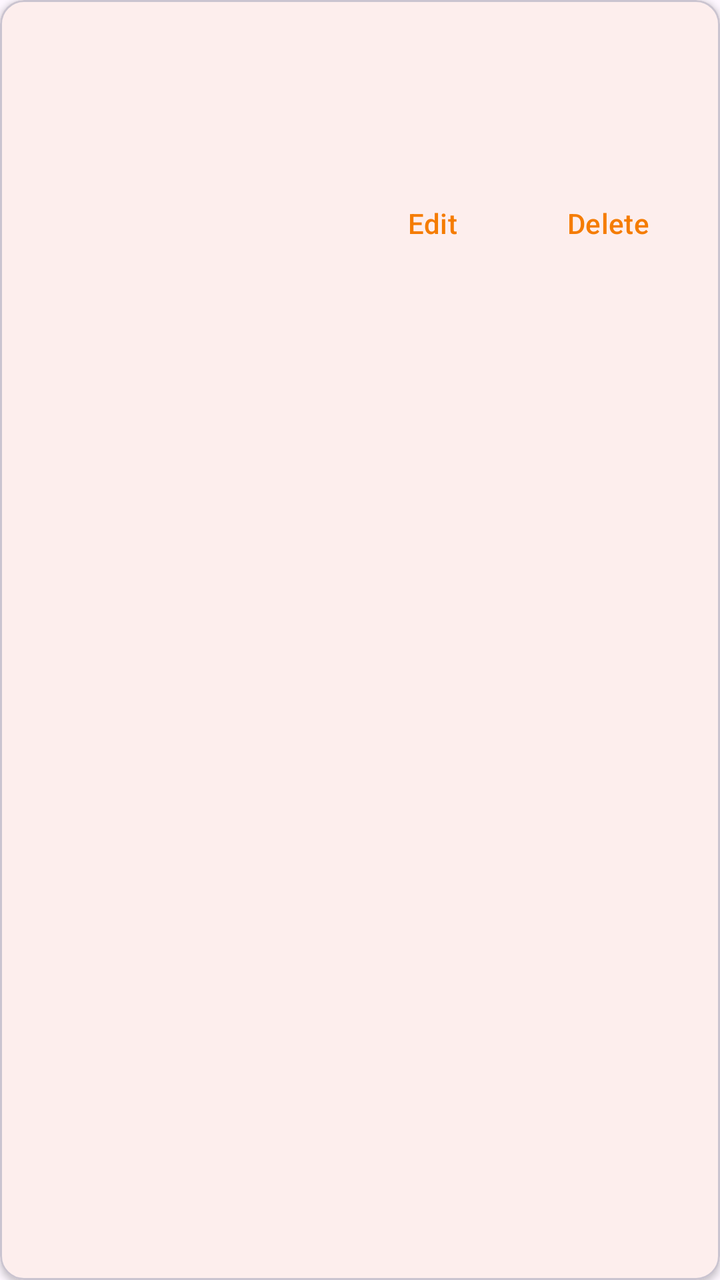
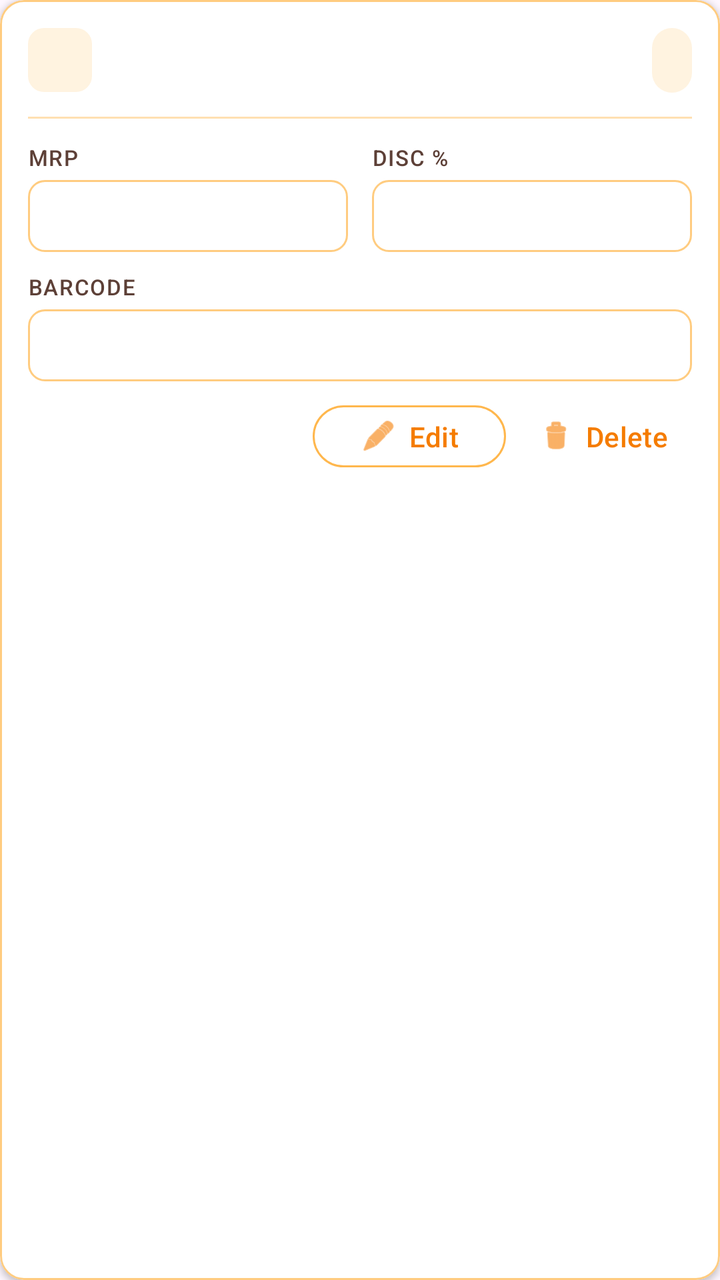

The first picture is an Android layout as it rendered before a commit; the second is the same layout after the commit. The layout source and the unified diff follow.
<!-- AndroidManifest.xml: application theme Theme.VikrSaathi -->
<!-- res/layout/item_master.xml -->
<?xml version="1.0" encoding="utf-8"?>
<com.google.android.material.card.MaterialCardView xmlns:android="http://schemas.android.com/apk/res/android"
    xmlns:app="http://schemas.android.com/apk/res-auto"
    android:layout_width="match_parent"
    android:layout_height="wrap_content"
    android:layout_margin="8dp"
    app:cardElevation="2dp">

    <LinearLayout
        android:layout_width="match_parent"
        android:layout_height="wrap_content"
        android:orientation="vertical"
        android:padding="12dp">

        <TextView
            android:id="@+id/textItemName"
            android:layout_width="match_parent"
            android:layout_height="wrap_content"
            android:textAppearance="?attr/textAppearanceTitleMedium"
            android:textStyle="bold" />

        <TextView
            android:id="@+id/textItemBarcode"
            android:layout_width="match_parent"
            android:layout_height="wrap_content"
            android:layout_marginTop="4dp" />

        <LinearLayout
            android:layout_width="match_parent"
            android:layout_height="wrap_content"
            android:layout_marginTop="4dp"
            android:orientation="horizontal">

            <TextView
                android:id="@+id/textItemMrp"
                android:layout_width="0dp"
                android:layout_height="wrap_content"
                android:layout_weight="1" />

            <TextView
                android:id="@+id/textItemDiscount"
                android:layout_width="wrap_content"
                android:layout_height="wrap_content" />
        </LinearLayout>

        <LinearLayout
            android:layout_width="match_parent"
            android:layout_height="wrap_content"
            android:layout_marginTop="8dp"
            android:gravity="end"
            android:orientation="horizontal">

            <com.google.android.material.button.MaterialButton
                android:id="@+id/buttonEditItem"
                style="@style/Widget.Material3.Button.TextButton"
                android:layout_width="wrap_content"
                android:layout_height="wrap_content"
                android:text="@string/edit" />

            <com.google.android.material.button.MaterialButton
                android:id="@+id/buttonDeleteItem"
                style="@style/Widget.Material3.Button.TextButton"
                android:layout_width="wrap_content"
                android:layout_height="wrap_content"
                android:text="@string/delete" />
        </LinearLayout>
    </LinearLayout>
</com.google.android.material.card.MaterialCardView>
<!-- resources referenced by this layout -->
<resources>
  <string name="delete">Delete</string>
  <string name="edit">Edit</string>
  <style name="Theme.VikrSaathi" parent="Theme.Material3.DayNight.NoActionBar">
          <item name="colorPrimary">@color/orange_primary</item>
          <item name="colorPrimaryDark">@color/orange_primary_dark</item>
          <item name="colorPrimaryVariant">@color/orange_primary_dark</item>
          <item name="colorOnPrimary">@color/orange_on_primary</item>
          <item name="colorSecondary">@color/orange_accent</item>
          <item name="colorSecondaryVariant">@color/orange_700</item>
          <item name="colorOnSecondary">@color/black</item>
          <item name="colorPrimaryContainer">@color/orange_100</item>
          <item name="colorOnPrimaryContainer">@color/orange_900</item>
          <item name="android:statusBarColor">@color/orange_primary_dark</item>
          <item name="android:navigationBarColor">@color/orange_primary_dark</item>
      </style>
  <color name="orange_primary">#F57C00</color>
  <color name="orange_primary_dark">#E65100</color>
  <color name="orange_on_primary">#FFFFFF</color>
  <color name="orange_accent">#FFB74D</color>
  <color name="orange_700">#F57C00</color>
  <color name="black">#FF000000</color>
  <color name="orange_100">#FFE0B2</color>
  <color name="orange_900">#E65100</color>
</resources>

<!-- the commit's change to res/layout/item_master.xml (unified diff, before → after) -->
@@ -1,46 +1,151 @@
 <?xml version="1.0" encoding="utf-8"?>
 <com.google.android.material.card.MaterialCardView xmlns:android="http://schemas.android.com/apk/res/android"
     xmlns:app="http://schemas.android.com/apk/res-auto"
+    style="@style/VikrSaathiBillLineCard"
     android:layout_width="match_parent"
     android:layout_height="wrap_content"
-    android:layout_margin="8dp"
-    app:cardElevation="2dp">
+    android:layout_marginHorizontal="2dp"
+    android:layout_marginVertical="6dp">
 
     <LinearLayout
         android:layout_width="match_parent"
         android:layout_height="wrap_content"
         android:orientation="vertical"
-        android:padding="12dp">
-
-        <TextView
-            android:id="@+id/textItemName"
-            android:layout_width="match_parent"
-            android:layout_height="wrap_content"
-            android:textAppearance="?attr/textAppearanceTitleMedium"
-            android:textStyle="bold" />
-
-        <TextView
-            android:id="@+id/textItemBarcode"
-            android:layout_width="match_parent"
-            android:layout_height="wrap_content"
-            android:layout_marginTop="4dp" />
+        android:padding="14dp">
 
         <LinearLayout
             android:layout_width="match_parent"
             android:layout_height="wrap_content"
-            android:layout_marginTop="4dp"
+            android:gravity="center_vertical"
             android:orientation="horizontal">
 
             <TextView
-                android:id="@+id/textItemMrp"
+                android:id="@+id/textItemBadge"
+                android:layout_width="wrap_content"
+                android:layout_height="32dp"
+                android:background="@drawable/bg_bill_line_badge"
+                android:gravity="center"
+                android:minWidth="32dp"
+                android:paddingHorizontal="6dp"
+                android:textColor="@color/orange_800"
+                android:textSize="14sp"
+                android:textStyle="bold" />
+
+            <TextView
+                android:id="@+id/textItemName"
                 android:layout_width="0dp"
                 android:layout_height="wrap_content"
-                android:layout_weight="1" />
+                android:layout_marginStart="12dp"
+                android:layout_weight="1"
+                android:ellipsize="end"
+                android:maxLines="2"
+                android:textAppearance="?attr/textAppearanceTitleMedium"
+                android:textColor="@color/text_primary_dark"
+                android:textStyle="bold" />
 
             <TextView
-                android:id="@+id/textItemDiscount"
+                android:id="@+id/textItemPrice"
                 android:layout_width="wrap_content"
-                android:layout_height="wrap_content" />
+                android:layout_height="wrap_content"
+                android:layout_marginStart="8dp"
+                android:background="@drawable/bg_bill_line_total"
+                android:paddingHorizontal="10dp"
+                android:paddingVertical="6dp"
+                android:textColor="@color/orange_800"
+                android:textSize="15sp"
+                android:textStyle="bold" />
+        </LinearLayout>
+
+        <View
+            android:layout_width="match_parent"
+            android:layout_height="1dp"
+            android:layout_marginTop="12dp"
+            android:layout_marginBottom="12dp"
+            android:background="@color/orange_100" />
+
+        <LinearLayout
+            android:layout_width="match_parent"
+            android:layout_height="wrap_content"
+            android:baselineAligned="false"
+            android:orientation="horizontal">
+
+            <LinearLayout
+                android:layout_width="0dp"
+                android:layout_height="wrap_content"
+                android:layout_marginEnd="6dp"
+                android:layout_weight="1"
+                android:orientation="vertical">
+
+                <TextView
+                    style="@style/VikrSaathiBillLineLabel"
+                    android:layout_width="wrap_content"
+                    android:layout_height="wrap_content"
+                    android:text="@string/mrp" />
+
+                <TextView
+                    android:id="@+id/textItemMrp"
+                    android:layout_width="match_parent"
+                    android:layout_height="36dp"
+                    android:layout_marginTop="4dp"
+                    android:background="@drawable/bg_bill_line_input"
+                    android:gravity="center"
+                    android:textColor="@color/text_primary_dark"
+                    android:textSize="15sp"
+                    android:textStyle="bold" />
+            </LinearLayout>
+
+            <LinearLayout
+                android:layout_width="0dp"
+                android:layout_height="wrap_content"
+                android:layout_marginStart="6dp"
+                android:layout_weight="1"
+                android:orientation="vertical">
+
+                <TextView
+                    style="@style/VikrSaathiBillLineLabel"
+                    android:layout_width="wrap_content"
+                    android:layout_height="wrap_content"
+                    android:text="@string/discount_short" />
+
+                <TextView
+                    android:id="@+id/textItemDiscount"
+                    android:layout_width="match_parent"
+                    android:layout_height="36dp"
+                    android:layout_marginTop="4dp"
+                    android:background="@drawable/bg_bill_line_input"
+                    android:gravity="center"
+                    android:textColor="@color/text_primary_dark"
+                    android:textSize="15sp"
+                    android:textStyle="bold" />
+            </LinearLayout>
+        </LinearLayout>
+
+        <LinearLayout
+            android:layout_width="match_parent"
+            android:layout_height="wrap_content"
+            android:layout_marginTop="10dp"
+            android:orientation="vertical">
+
+            <TextView
+                style="@style/VikrSaathiBillLineLabel"
+                android:layout_width="wrap_content"
+                android:layout_height="wrap_content"
+                android:text="@string/barcode_label" />
+
+            <TextView
+                android:id="@+id/textItemBarcode"
+                android:layout_width="match_parent"
+                android:layout_height="wrap_content"
+                android:layout_marginTop="4dp"
+                android:background="@drawable/bg_bill_line_input"
+                android:ellipsize="end"
+                android:gravity="center"
+                android:maxLines="1"
+                android:minHeight="36dp"
+                android:paddingHorizontal="8dp"
+                android:paddingVertical="8dp"
+                android:textColor="@color/text_primary_dark"
+                android:textSize="14sp" />
         </LinearLayout>
 
         <LinearLayout
@@ -52,17 +157,33 @@
 
             <com.google.android.material.button.MaterialButton
                 android:id="@+id/buttonEditItem"
-                style="@style/Widget.Material3.Button.TextButton"
+                style="@style/Widget.Material3.Button.OutlinedButton"
                 android:layout_width="wrap_content"
                 android:layout_height="wrap_content"
-                android:text="@string/edit" />
+                android:layout_marginEnd="4dp"
+                android:minHeight="36dp"
+                android:text="@string/edit"
+                android:textColor="@color/orange_700"
+                app:icon="@android:drawable/ic_menu_edit"
+                app:iconGravity="textStart"
+                app:iconPadding="6dp"
+                app:iconSize="18dp"
+                app:iconTint="@color/orange_700"
+                app:strokeColor="@color/orange_300" />
 
             <com.google.android.material.button.MaterialButton
                 android:id="@+id/buttonDeleteItem"
                 style="@style/Widget.Material3.Button.TextButton"
                 android:layout_width="wrap_content"
                 android:layout_height="wrap_content"
-                android:text="@string/delete" />
+                android:minHeight="36dp"
+                android:text="@string/delete"
+                android:textColor="@color/orange_700"
+                app:icon="@android:drawable/ic_menu_delete"
+                app:iconGravity="textStart"
+                app:iconPadding="6dp"
+                app:iconSize="18dp"
+                app:iconTint="@color/orange_700" />
         </LinearLayout>
     </LinearLayout>
 </com.google.android.material.card.MaterialCardView>
<!-- resource entries referenced after the edit -->
@@ -1,7 +1,22 @@
 <!-- resources referenced by this layout -->
 <resources>
   <string name="delete">Delete</string>
+  <string name="discount_short">Disc %</string>
   <string name="edit">Edit</string>
+  <string name="mrp">MRP</string>
+  <style name="VikrSaathiBillLineCard" parent="Widget.Material3.CardView.Outlined">
+          <item name="cardCornerRadius">12dp</item>
+          <item name="cardElevation">2dp</item>
+          <item name="strokeColor">@color/orange_200</item>
+          <item name="strokeWidth">1dp</item>
+          <item name="cardBackgroundColor">@color/white</item>
+      </style>
+  <style name="VikrSaathiBillLineLabel">
+          <item name="android:textAppearance">?attr/textAppearanceLabelSmall</item>
+          <item name="android:textColor">@color/text_secondary_dark</item>
+          <item name="android:textAllCaps">true</item>
+          <item name="android:letterSpacing">0.05</item>
+      </style>
   <style name="Theme.VikrSaathi" parent="Theme.Material3.DayNight.NoActionBar">
           <item name="colorPrimary">@color/orange_primary</item>
           <item name="colorPrimaryDark">@color/orange_primary_dark</item>
@@ -15,13 +30,45 @@
           <item name="android:statusBarColor">@color/orange_primary_dark</item>
           <item name="android:navigationBarColor">@color/orange_primary_dark</item>
       </style>
+  <color name="orange_50">#FFF3E0</color>
+  <color name="white">#FFFFFFFF</color>
+  <color name="orange_200">#FFCC80</color>
+  <color name="text_secondary_dark">#5D4037</color>
   <color name="orange_primary">#F57C00</color>
   <color name="orange_primary_dark">#E65100</color>
   <color name="orange_on_primary">#FFFFFF</color>
   <color name="orange_accent">#FFB74D</color>
   <color name="orange_700">#F57C00</color>
+  <color name="orange_800">#EF6C00</color>
+  <color name="text_primary_dark">#212121</color>
+  <!-- drawable bg_bill_line_badge (drawable) -->
+  <?xml version="1.0" encoding="utf-8"?>
+  <shape xmlns:android="http://schemas.android.com/apk/res/android"
+      android:shape="rectangle">
+      <solid android:color="@color/orange_50" />
+      <corners android:radius="8dp" />
+  </shape>
+  <!-- drawable bg_bill_line_input (drawable) -->
+  <?xml version="1.0" encoding="utf-8"?>
+  <shape xmlns:android="http://schemas.android.com/apk/res/android"
+      android:shape="rectangle">
+      <solid android:color="@color/white" />
+      <stroke
+          android:width="1dp"
+          android:color="@color/orange_200" />
+      <corners android:radius="8dp" />
+  </shape>
+  <!-- drawable bg_bill_line_total (drawable) -->
+  <?xml version="1.0" encoding="utf-8"?>
+  <shape xmlns:android="http://schemas.android.com/apk/res/android"
+      android:shape="rectangle">
+      <solid android:color="@color/orange_50" />
+      <corners android:radius="10dp" />
+  </shape>
+  <string name="barcode_label">Barcode</string>
   <color name="black">#FF000000</color>
   <color name="orange_100">#FFE0B2</color>
+  <color name="orange_300">#FFB74D</color>
   <color name="orange_900">#E65100</color>
 </resources>
 
